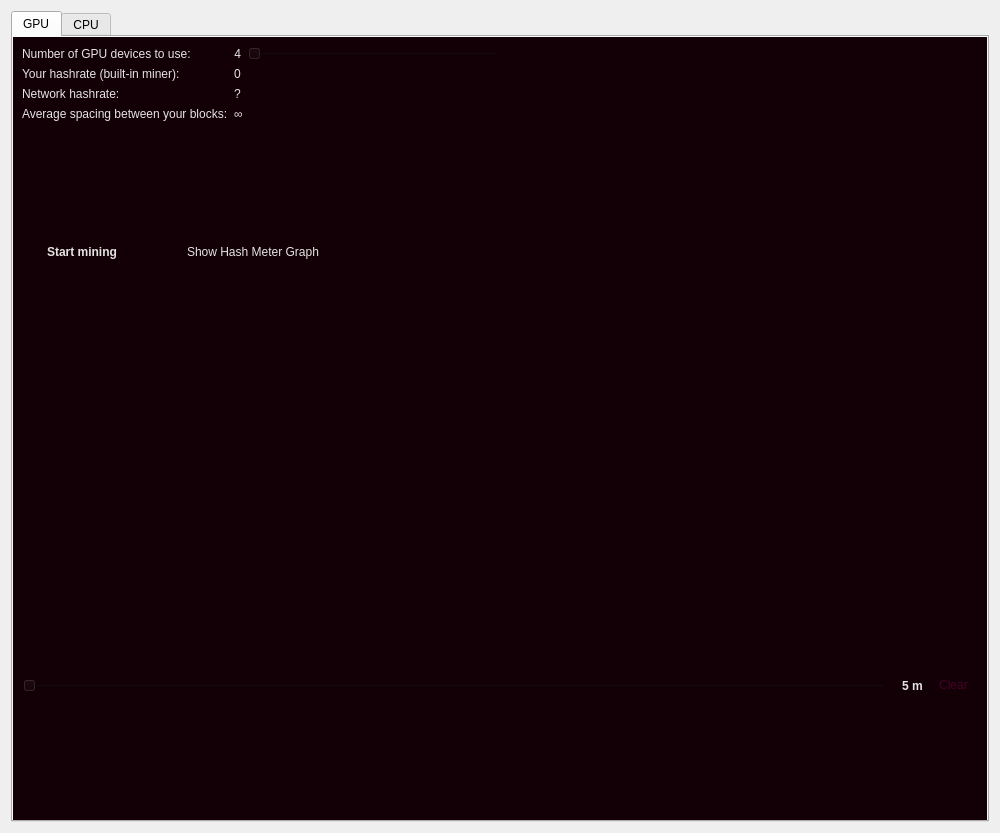
The window that src/qt/forms/miningpage.ui (Zero-Dynamics/cash-core) describes before a commit, drawn with Qt 5.
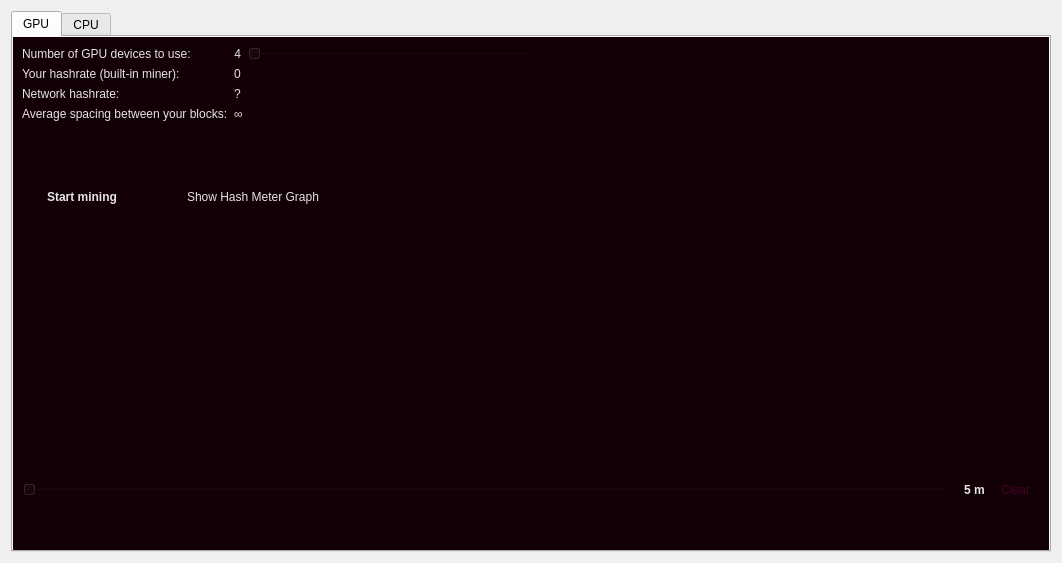
The same window after the commit. Icons and pictures are not drawn. Custom widgets are drawn as their Qt base class.

The edit to the form file:
```diff
--- a/src/qt/forms/miningpage.ui
+++ b/src/qt/forms/miningpage.ui
@@ -6,8 +6,8 @@
    <rect>
     <x>0</x>
     <y>0</y>
-    <width>1000</width>
-    <height>833</height>
+    <width>1062</width>
+    <height>563</height>
    </rect>
   </property>
   <property name="windowTitle">
```
